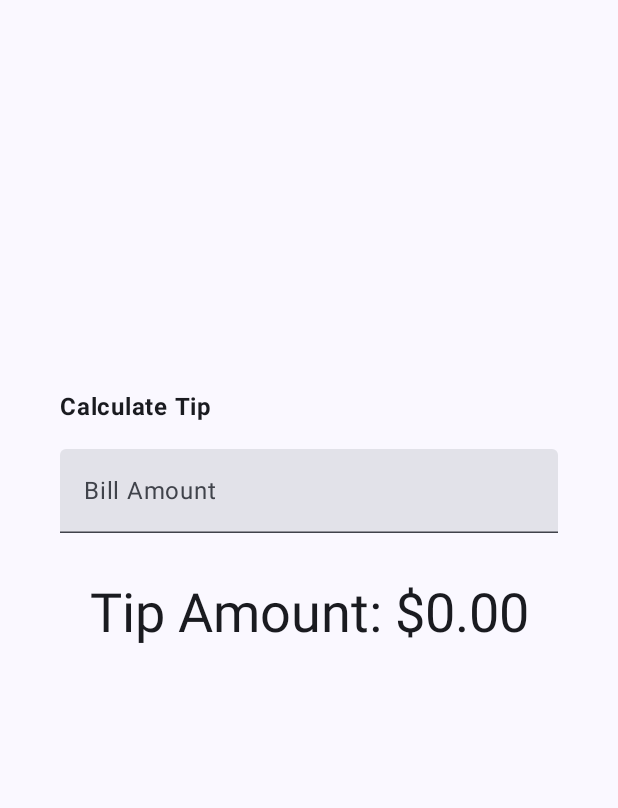
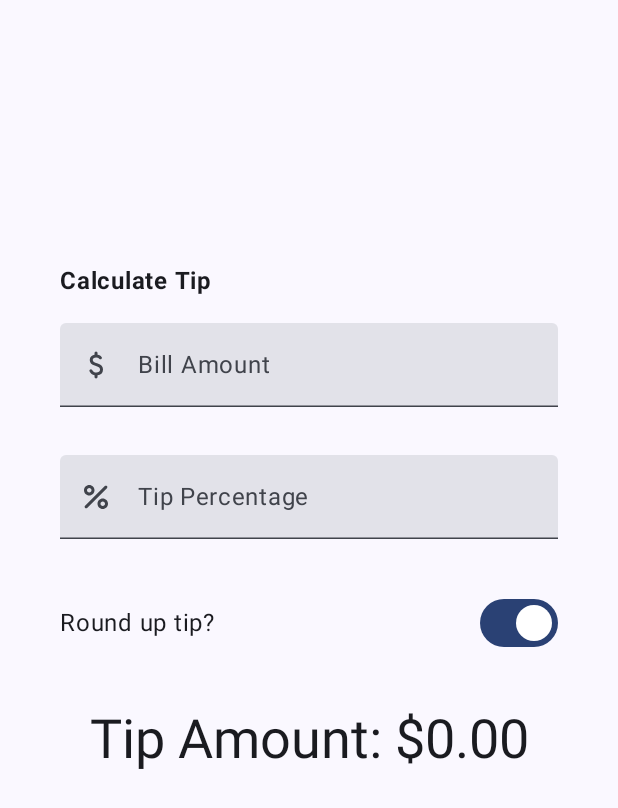
Before and after one commit to dharamveer-gupta/TipCalculator, an Android app built with Jetpack Compose: the screen it shows after launch (MainActivity), on a phone screen of 412 x 824 dp. Shown: the top 808 px of the screen. Run offline under Robolectric (Android 15) with nearby library versions, the phone set to English and light mode, and no system bars.

Commit message:
A Tip Time app that calculates tip amounts based on the user's inputted bill amount and tip percentage.

```diff
--- a/app/src/main/java/com/dharamveer/tipcalculator/MainActivity.kt
+++ b/app/src/main/java/com/dharamveer/tipcalculator/MainActivity.kt
@@ -3,30 +3,41 @@ package com.dharamveer.tipcalculator
 import android.os.Bundle
 import androidx.activity.ComponentActivity
 import androidx.activity.compose.setContent
+import androidx.annotation.DrawableRes
+import androidx.annotation.StringRes
+import androidx.annotation.VisibleForTesting
 import androidx.compose.foundation.layout.Arrangement
 import androidx.compose.foundation.layout.Column
+import androidx.compose.foundation.layout.Row
 import androidx.compose.foundation.layout.Spacer
 import androidx.compose.foundation.layout.fillMaxSize
 import androidx.compose.foundation.layout.fillMaxWidth
 import androidx.compose.foundation.layout.height
 import androidx.compose.foundation.layout.padding
 import androidx.compose.foundation.layout.safeDrawingPadding
+import androidx.compose.foundation.layout.size
 import androidx.compose.foundation.layout.statusBarsPadding
+import androidx.compose.foundation.layout.wrapContentWidth
 import androidx.compose.foundation.rememberScrollState
 import androidx.compose.foundation.text.KeyboardOptions
 import androidx.compose.foundation.verticalScroll
+import androidx.compose.material3.Icon
 import androidx.compose.material3.MaterialTheme
 import androidx.compose.material3.Surface
+import androidx.compose.material3.Switch
 import androidx.compose.material3.Text
 import androidx.compose.material3.TextField
 import androidx.compose.runtime.Composable
-import androidx.compose.runtime.MutableState
+import androidx.compose.runtime.getValue
 import androidx.compose.runtime.mutableStateOf
 import androidx.compose.runtime.remember
+import androidx.compose.runtime.setValue
 import androidx.compose.ui.Alignment
 import androidx.compose.ui.Modifier
+import androidx.compose.ui.res.painterResource
 import androidx.compose.ui.res.stringResource
 import androidx.compose.ui.text.font.FontWeight
+import androidx.compose.ui.text.input.ImeAction
 import androidx.compose.ui.text.input.KeyboardType
 import androidx.compose.ui.tooling.preview.Preview
 import androidx.compose.ui.unit.dp
@@ -40,8 +51,7 @@ class MainActivity : ComponentActivity() {
             TipCalculatorTheme {
                 // A surface container using the 'background' color from the theme
                 Surface(
-                    modifier = Modifier.fillMaxSize(),
-                    color = MaterialTheme.colorScheme.background
+                    modifier = Modifier.fillMaxSize(), color = MaterialTheme.colorScheme.background
                 ) {
                     TipTimeLayout()
                 }
@@ -60,9 +70,13 @@ fun TipTimeLayoutPreview() {
 
 @Composable
 fun TipTimeLayout() {
-    var amountInput = remember { mutableStateOf("") }
-    val amount = amountInput.value.toDoubleOrNull() ?: 0.0
-    val tip = calculateTip(amount)
+    var roundUp by remember { mutableStateOf(true) }
+    var amountInput by remember { mutableStateOf("") }
+    var tipInput by remember { mutableStateOf("") }
+    val amount = amountInput.toDoubleOrNull() ?: 0.0
+    val tipPercent = tipInput.toDoubleOrNull() ?: 0.0
+
+    val tip = calculateTip(amount = amount, tipPercentage = tipPercent, roundUp)
     Column(
         modifier = Modifier
             .statusBarsPadding()
@@ -70,29 +84,40 @@ fun TipTimeLayout() {
             .verticalScroll(
                 rememberScrollState()
             )
-            .safeDrawingPadding(),
-        horizontalAlignment = Alignment.CenterHorizontally,
-        verticalArrangement = Arrangement.Center
+            .safeDrawingPadding(), horizontalAlignment = Alignment.CenterHorizontally, verticalArrangement = Arrangement.Center
     ) {
         Text(
-            text = stringResource(id = R.string.calculate_tip),
-            fontWeight = FontWeight.Bold,
-            modifier = Modifier
+            text = stringResource(id = R.string.calculate_tip), fontWeight = FontWeight.Bold, modifier = Modifier
                 .padding(top = 16.dp, bottom = 16.dp)
                 .align(Alignment.Start)
         )
         EditNumberField(
-            value = amountInput.value,
-            onValueChange = {
-                amountInput.value = it
-            },
-            modifier = Modifier
+            label = R.string.bill_amount, value = amountInput, leadingIcon = R.drawable.money,
+            keyboardOptions = KeyboardOptions.Default.copy(
+                keyboardType = KeyboardType.Number, imeAction = ImeAction.Next
+            ), onValueChange = {
+                amountInput = it
+            }, modifier = Modifier
                 .padding(bottom = 32.dp)
                 .fillMaxWidth()
         )
+        EditNumberField(
+            label = R.string.tip_pratishat, value = tipInput, leadingIcon = R.drawable.percent,
+            keyboardOptions = KeyboardOptions.Default.copy(
+                keyboardType = KeyboardType.Number, imeAction = ImeAction.Done
+            ), onValueChange = {
+                tipInput = it
+            }, modifier = Modifier
+                .padding(bottom = 32.dp)
+                .fillMaxWidth()
+        )
+        RoundTheTipRow(
+            roundUp = roundUp,
+            onRoundUpChanged = { roundUp = it },
+            modifier = Modifier.padding(bottom = 32.dp)
+        )
         Text(
-            text = stringResource(id = R.string.tip_amount, tip),
-            style = MaterialTheme.typography.displaySmall
+            text = stringResource(id = R.string.tip_amount, tip), style = MaterialTheme.typography.displaySmall
         )
         Spacer(modifier = Modifier.height(150.dp))
 
@@ -100,18 +125,52 @@ fun TipTimeLayout() {
 }
 
 @Composable
-fun EditNumberField(value: String, onValueChange: (String) -> Unit, modifier: Modifier = Modifier) {
+fun RoundTheTipRow(
+    roundUp: Boolean,
+    onRoundUpChanged: (Boolean) -> Unit,
+    modifier: Modifier = Modifier
+) {
+    Row(
+        modifier = modifier
+            .fillMaxWidth()
+            .size(48.dp),
+        verticalAlignment = Alignment.CenterVertically
+    ) {
+        Text(text = stringResource(R.string.round_up_tip))
+        Switch(
+            modifier = Modifier
+                .fillMaxWidth()
+                .wrapContentWidth(Alignment.End),
+            checked = roundUp,
+            onCheckedChange = onRoundUpChanged
+        )
+    }
+}
+
+
+@Composable
+fun EditNumberField(
+    @StringRes label: Int, @DrawableRes leadingIcon: Int, value: String, keyboardOptions: KeyboardOptions, onValueChange: (String) -> Unit, modifier: Modifier = Modifier
+) {
     TextField(
-        label = { Text(text = stringResource(id = R.string.bill_amount)) },
+        label = { Text(text = stringResource(id = label)) },
         singleLine = true,
         value = value,
-        onValueChange = onValueChange ,
-        keyboardOptions = KeyboardOptions(keyboardType = KeyboardType.Number),
+        leadingIcon = { Icon(painter = painterResource(id = leadingIcon), contentDescription = null) },
+        onValueChange = onValueChange,
+        keyboardOptions = keyboardOptions,
         modifier = modifier
     )
 }
 
-private fun calculateTip(amount: Double, tipPercentage: Double = 15.0): String {
-    val tip = tipPercentage / 100 * amount
+/**
+ * Calculates the tip based on the user input and format the tip amount
+ * according to the local currency.
+ * Example would be "$10.00".
+ */
+@VisibleForTesting
+internal fun calculateTip(amount: Double, tipPercentage: Double = 15.0, roundUp: Boolean): String {
+    var tip = tipPercentage / 100 * amount
+    if (roundUp) tip = kotlin.math.ceil(tip)
     return NumberFormat.getCurrencyInstance().format(tip)
 }
--- /dev/null
+++ b/app/src/main/res/drawable/money.xml
@@ -0,0 +1,5 @@
+<vector xmlns:android="http://schemas.android.com/apk/res/android" android:height="24dp" android:tint="#000000" android:viewportHeight="960" android:viewportWidth="960" android:width="24dp">
+
+    <path android:fillColor="@android:color/white" android:pathData="M481,840Q464,840 452.5,828.5Q441,817 441,800L441,754Q396,744 362,719Q328,694 307,649Q300,635 306.5,619.5Q313,604 330,597Q344,591 359,597.5Q374,604 382,619Q399,649 425,664.5Q451,680 489,680Q530,680 558.5,661.5Q587,643 587,604Q587,569 565,548.5Q543,528 463,502Q377,475 345,437.5Q313,400 313,346Q313,281 355,245Q397,209 441,204L441,160Q441,143 452.5,131.5Q464,120 481,120Q498,120 509.5,131.5Q521,143 521,160L521,204Q559,210 587,228.5Q615,247 633,274Q642,287 636.5,303Q631,319 614,326Q600,332 585,326.5Q570,321 557,307Q544,293 526.5,285.5Q509,278 483,278Q439,278 416,297.5Q393,317 393,346Q393,379 423,398Q453,417 527,438Q596,458 631.5,501.5Q667,545 667,602Q667,673 625,710Q583,747 521,756L521,800Q521,817 509.5,828.5Q498,840 481,840Z"/>
+
+</vector>
--- /dev/null
+++ b/app/src/main/res/drawable/percent.xml
@@ -0,0 +1,5 @@
+<vector xmlns:android="http://schemas.android.com/apk/res/android" android:height="24dp" android:tint="#000000" android:viewportHeight="24" android:viewportWidth="24" android:width="24dp">
+
+    <path android:fillColor="@android:color/white" android:pathData="M7.5,4C5.57,4 4,5.57 4,7.5S5.57,11 7.5,11S11,9.43 11,7.5S9.43,4 7.5,4zM7.5,9C6.67,9 6,8.33 6,7.5S6.67,6 7.5,6S9,6.67 9,7.5S8.33,9 7.5,9zM16.5,13c-1.93,0 -3.5,1.57 -3.5,3.5s1.57,3.5 3.5,3.5s3.5,-1.57 3.5,-3.5S18.43,13 16.5,13zM16.5,18c-0.83,0 -1.5,-0.67 -1.5,-1.5s0.67,-1.5 1.5,-1.5s1.5,0.67 1.5,1.5S17.33,18 16.5,18zM19.29,4.71c0.39,0.39 0.39,1.02 0,1.41L6.12,19.29c-0.39,0.39 -1.02,0.39 -1.41,0s-0.39,-1.02 0,-1.41L17.88,4.71C18.27,4.32 18.9,4.32 19.29,4.71z"/>
+
+</vector>
--- a/app/src/main/res/values/strings.xml
+++ b/app/src/main/res/values/strings.xml
@@ -2,5 +2,7 @@
     <string name="app_name">Tip Time</string>
     <string name="calculate_tip">Calculate Tip</string>
     <string name="bill_amount">Bill Amount</string>
+    <string name="round_up_tip">Round up tip?</string>
     <string name="tip_amount">Tip Amount: %s</string>
+    <string name="tip_pratishat">Tip Percentage</string>
 </resources>
--- a/gradle/libs.versions.toml
+++ b/gradle/libs.versions.toml
@@ -1,5 +1,5 @@
 [versions]
-agp = "8.3.0-beta01"
+agp = "8.9.2"
 kotlin = "1.9.0"
 coreKtx = "1.12.0"
 junit = "4.13.2"
```
Also changed, not shown: gradle/wrapper/gradle-wrapper.properties, 3 other files.
